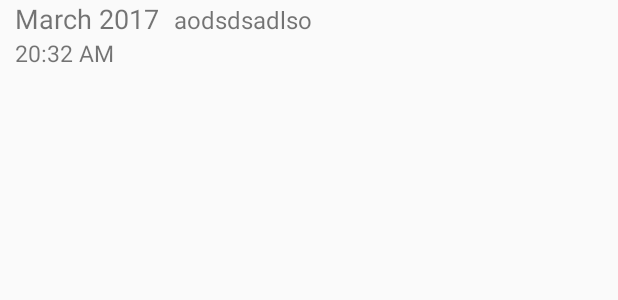
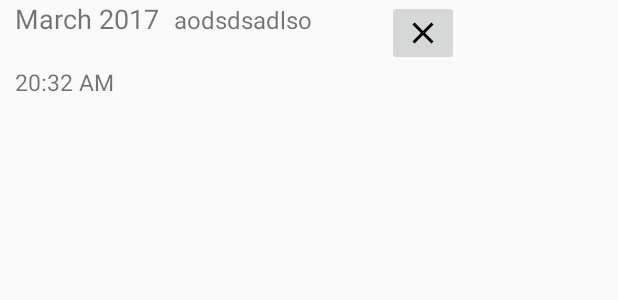
Before and after one commit to pajdal97/Sara, an Android app: the layout alarm_layout.xml on its own in the app's theme, with its tools: preview values and no code run, on a phone screen of 412 x 824 dp. Shown: the top 300 px of the screen. Run offline under Robolectric (Android 15) with nearby library versions, the phone set to English and light mode, and no system bars.

Commit message:
Update delete icon

```diff
--- a/Application/app/src/main/java/com/example/marti/myapplication/AlarmFragment.java
+++ b/Application/app/src/main/java/com/example/marti/myapplication/AlarmFragment.java
@@ -45,7 +45,12 @@ public class AlarmFragment extends Fragment{
                 addAlarm();
             }
         });
+        v.findViewById(R.id.delete).setOnClickListener(new View.OnClickListener() {
+            @Override
+            public void onClick(View v) {
 
+            }
+        });
         return v;
     }
 
@@ -103,7 +108,7 @@ public class AlarmFragment extends Fragment{
     }
 
     private class MyTimer{
-        public MyTimer(final int index){//30 000  1000
+        public MyTimer(final int index){
             timers.add(new CountDownTimer(getSeconds()*1000,1000){
                 @Override
                 public void onTick(long millisUntilFinished) {
--- /dev/null
+++ b/Application/app/src/main/res/drawable/delete_icon.xml
@@ -0,0 +1,9 @@
+<vector xmlns:android="http://schemas.android.com/apk/res/android"
+        android:width="24dp"
+        android:height="24dp"
+        android:viewportWidth="24.0"
+        android:viewportHeight="24.0">
+    <path
+        android:fillColor="#FF000000"
+        android:pathData="M19,6.41L17.59,5 12,10.59 6.41,5 5,6.41 10.59,12 5,17.59 6.41,19 12,13.41 17.59,19 19,17.59 13.41,12z"/>
+</vector>
--- a/Application/app/src/main/res/layout/alarm_layout.xml
+++ b/Application/app/src/main/res/layout/alarm_layout.xml
@@ -4,10 +4,11 @@
     android:layout_height="match_parent">
 
     <LinearLayout
-        android:layout_width="wrap_content"
+        android:layout_width="match_parent"
         android:layout_height="wrap_content"
         android:orientation="horizontal"
-        android:layout_marginLeft="10dp">
+        android:layout_marginLeft="10dp"
+        android:layout_gravity="right">
 
         <TextView
             android:id="@+id/year_month"
@@ -22,6 +23,12 @@
             android:textSize="16dp"
             android:text="aodsdsadlso"
             android:layout_marginLeft="10dp"/>
+        <ImageButton
+            android:layout_height="wrap_content"
+            android:layout_width="wrap_content"
+            android:src="@drawable/delete_icon"
+            android:layout_marginLeft="50dp"
+            android:id="@+id/delete"/>
         </LinearLayout>
 
     <TextView
```
